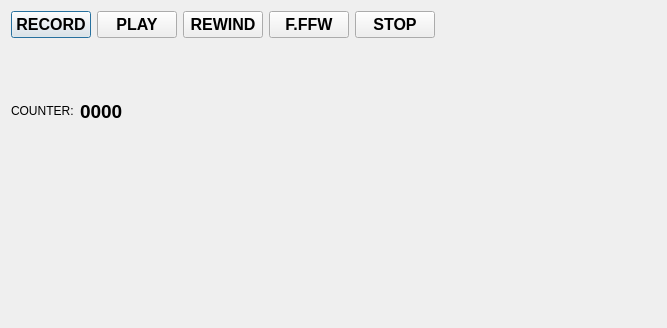
Before: the Qt Designer form tape_window.ui in ThKattanek/emu64, drawn with Qt 5.
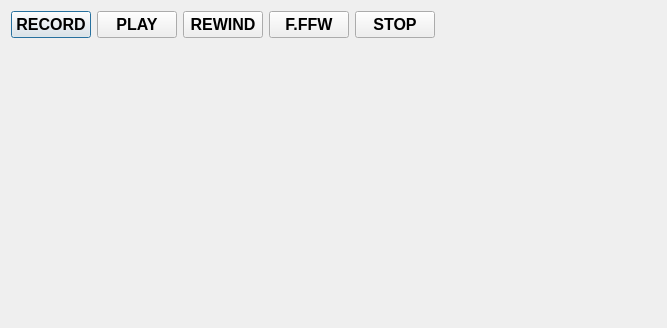
After: the same form once the commit is applied. Custom widgets are drawn as their Qt base class.

Commit message: [ticket#45] Counter in TapeWindow eingebettet.

```diff
--- a/tape_window.ui
+++ b/tape_window.ui
@@ -119,25 +119,7 @@
    <item>
     <layout class="QHBoxLayout" name="horizontalLayout_2">
      <item>
-      <widget class="QLabel" name="label">
-       <property name="text">
-        <string>COUNTER:</string>
-       </property>
-      </widget>
-     </item>
-     <item>
-      <widget class="QLabel" name="Counter">
-       <property name="font">
-        <font>
-         <pointsize>14</pointsize>
-         <weight>75</weight>
-         <bold>true</bold>
-        </font>
-       </property>
-       <property name="text">
-        <string>0000</string>
-       </property>
-      </widget>
+      <widget class="WidgetTapeCounter" name="Counter" native="true"/>
      </item>
      <item>
       <spacer name="horizontalSpacer_2">
@@ -166,6 +148,12 @@
    <header>widget_file_browse.h</header>
    <container>1</container>
   </customwidget>
+  <customwidget>
+   <class>WidgetTapeCounter</class>
+   <extends>QWidget</extends>
+   <header>widget_tape_counter.h</header>
+   <container>1</container>
+  </customwidget>
  </customwidgets>
  <resources/>
  <connections/>
```
The commit also changes 4 other files.
